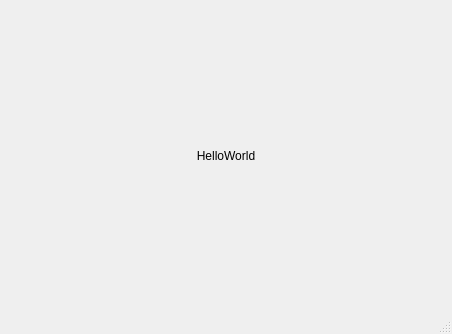
The window that MainWindow.ui (tinyprogramer/Qt_CMake_VS) describes before a commit, drawn with Qt 5.
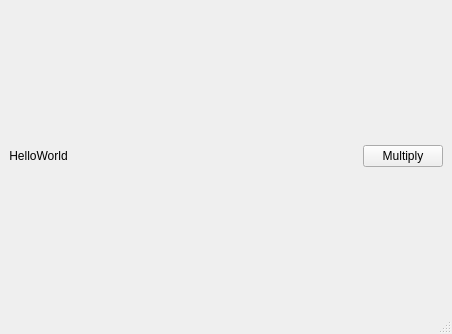
The same window after the commit.

Commit message: add bat and multiply func

```diff
--- a/MainWindow.ui
+++ b/MainWindow.ui
@@ -28,6 +28,26 @@
       </property>
      </widget>
     </item>
+    <item>
+     <spacer name="horizontalSpacer">
+      <property name="orientation">
+       <enum>Qt::Horizontal</enum>
+      </property>
+      <property name="sizeHint" stdset="0">
+       <size>
+        <width>240</width>
+        <height>20</height>
+       </size>
+      </property>
+     </spacer>
+    </item>
+    <item>
+     <widget class="QPushButton" name="pushButton_multiply">
+      <property name="text">
+       <string>Multiply</string>
+      </property>
+     </widget>
+    </item>
    </layout>
   </widget>
   <widget class="QMenuBar" name="menubar">
```
The commit also changes 7 other files.
